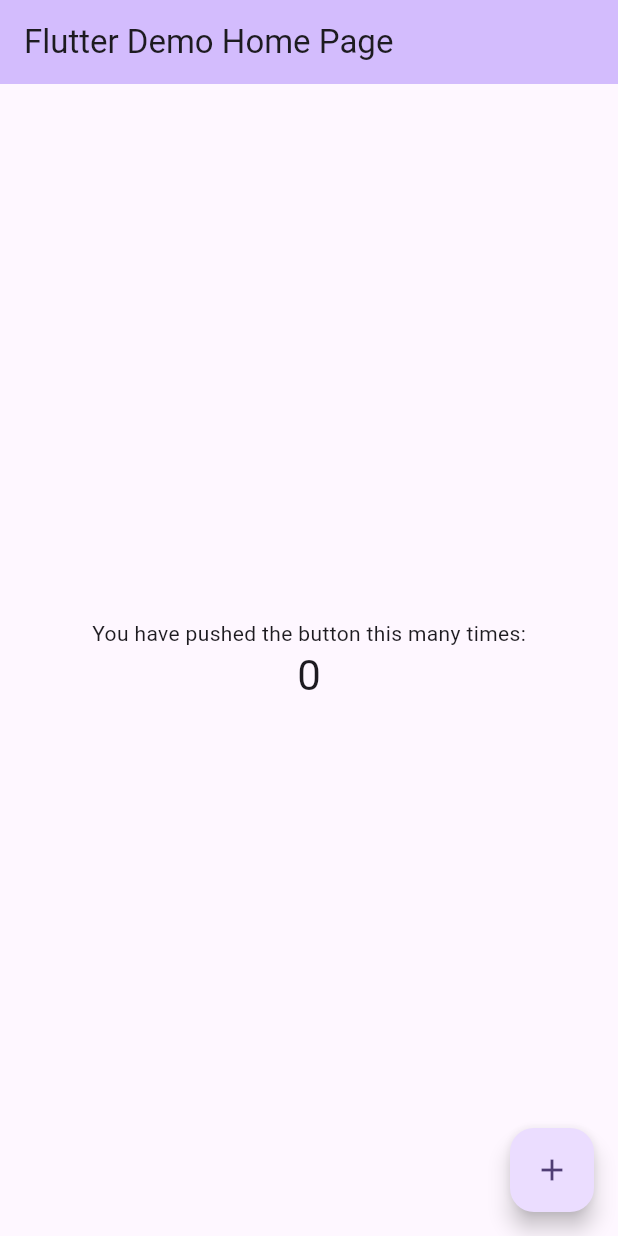
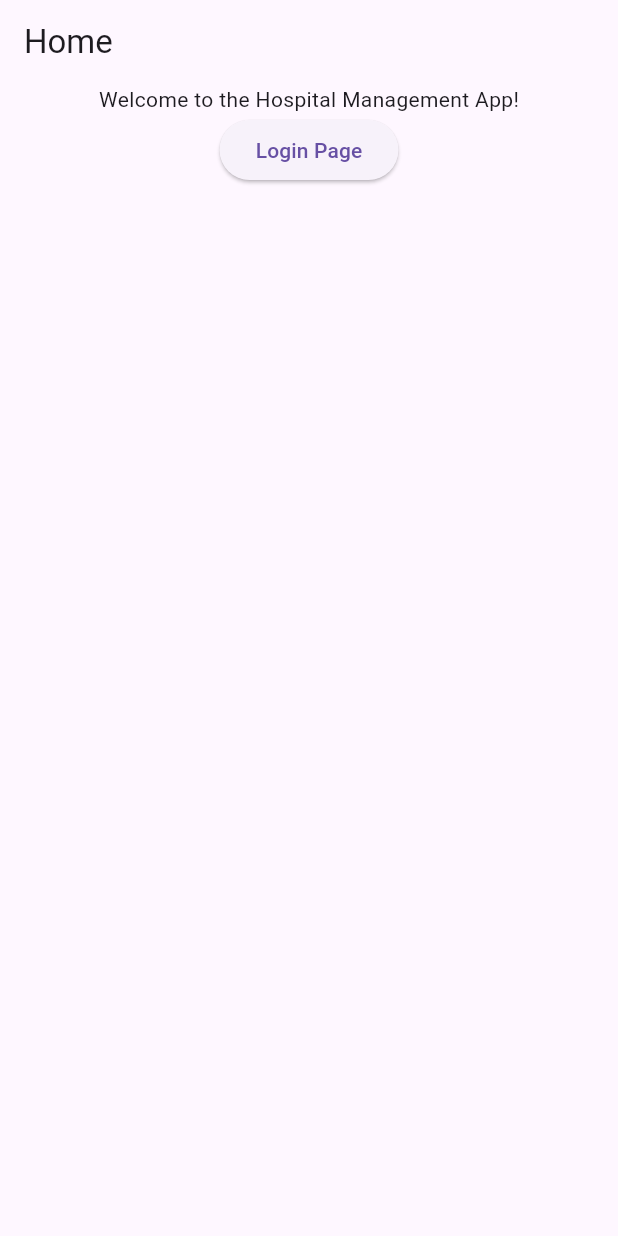
Before and after one commit to rggit-cyber/myDoctorApp, a Flutter app: the screen it shows after launch, on a phone screen of 412 x 824 dp. Run offline on Flutter 3.47's test engine with Material 3 defaults, Android fonts, the phone set to English and light mode, and no system bars; our stand-ins replace firebase_auth, firebase_core, fluttertoast; accounts and stored records are empty.

Commit message:
dev commit

```diff
--- a/lib/main.dart
+++ b/lib/main.dart
@@ -1,125 +1,24 @@
+import 'package:doctor_app/login_page.dart';
 import 'package:flutter/material.dart';
+import 'package:firebase_core/firebase_core.dart';
+import 'firebase_options.dart';
 
-void main() {
-  runApp(const MyApp());
+void main() async {
+  WidgetsFlutterBinding.ensureInitialized();
+  await Firebase.initializeApp(
+    options: DefaultFirebaseOptions.currentPlatform,
+  );
+  runApp(MyApp());
 }
 
 class MyApp extends StatelessWidget {
   const MyApp({super.key});
 
-  // This widget is the root of your application.
   @override
   Widget build(BuildContext context) {
     return MaterialApp(
-      title: 'Flutter Demo',
-      theme: ThemeData(
-        // This is the theme of your application.
-        //
-        // TRY THIS: Try running your application with "flutter run". You'll see
-        // the application has a purple toolbar. Then, without quitting the app,
-        // try changing the seedColor in the colorScheme below to Colors.green
-        // and then invoke "hot reload" (save your changes or press the "hot
-        // reload" button in a Flutter-supported IDE, or press "r" if you used
-        // the command line to start the app).
-        //
-        // Notice that the counter didn't reset back to zero; the application
-        // state is not lost during the reload. To reset the state, use hot
-        // restart instead.
-        //
-        // This works for code too, not just values: Most code changes can be
-        // tested with just a hot reload.
-        colorScheme: ColorScheme.fromSeed(seedColor: Colors.deepPurple),
-        useMaterial3: true,
-      ),
-      home: const MyHomePage(title: 'Flutter Demo Home Page'),
+      title: 'Hospital Management App',
+      home: HomePage(),
     );
   }
 }
-
-class MyHomePage extends StatefulWidget {
-  const MyHomePage({super.key, required this.title});
-
-  // This widget is the home page of your application. It is stateful, meaning
-  // that it has a State object (defined below) that contains fields that affect
-  // how it looks.
-
-  // This class is the configuration for the state. It holds the values (in this
-  // case the title) provided by the parent (in this case the App widget) and
-  // used by the build method of the State. Fields in a Widget subclass are
-  // always marked "final".
-
-  final String title;
-
-  @override
-  State<MyHomePage> createState() => _MyHomePageState();
-}
-
-class _MyHomePageState extends State<MyHomePage> {
-  int _counter = 0;
-
-  void _incrementCounter() {
-    setState(() {
-      // This call to setState tells the Flutter framework that something has
-      // changed in this State, which causes it to rerun the build method below
-      // so that the display can reflect the updated values. If we changed
-      // _counter without calling setState(), then the build method would not be
-      // called again, and so nothing would appear to happen.
-      _counter++;
-    });
-  }
-
-  @override
-  Widget build(BuildContext context) {
-    // This method is rerun every time setState is called, for instance as done
-    // by the _incrementCounter method above.
-    //
-    // The Flutter framework has been optimized to make rerunning build methods
-    // fast, so that you can just rebuild anything that needs updating rather
-    // than having to individually change instances of widgets.
-    return Scaffold(
-      appBar: AppBar(
-        // TRY THIS: Try changing the color here to a specific color (to
-        // Colors.amber, perhaps?) and trigger a hot reload to see the AppBar
-        // change color while the other colors stay the same.
-        backgroundColor: Theme.of(context).colorScheme.inversePrimary,
-        // Here we take the value from the MyHomePage object that was created by
-        // the App.build method, and use it to set our appbar title.
-        title: Text(widget.title),
-      ),
-      body: Center(
-        // Center is a layout widget. It takes a single child and positions it
-        // in the middle of the parent.
-        child: Column(
-          // Column is also a layout widget. It takes a list of children and
-          // arranges them vertically. By default, it sizes itself to fit its
-          // children horizontally, and tries to be as tall as its parent.
-          //
-          // Column has various properties to control how it sizes itself and
-          // how it positions its children. Here we use mainAxisAlignment to
-          // center the children vertically; the main axis here is the vertical
-          // axis because Columns are vertical (the cross axis would be
-          // horizontal).
-          //
-          // TRY THIS: Invoke "debug painting" (choose the "Toggle Debug Paint"
-          // action in the IDE, or press "p" in the console), to see the
-          // wireframe for each widget.
-          mainAxisAlignment: MainAxisAlignment.center,
-          children: <Widget>[
-            const Text(
-              'You have pushed the button this many times:',
-            ),
-            Text(
-              '$_counter',
-              style: Theme.of(context).textTheme.headlineMedium,
-            ),
-          ],
-        ),
-      ),
-      floatingActionButton: FloatingActionButton(
-        onPressed: _incrementCounter,
-        tooltip: 'Increment',
-        child: const Icon(Icons.add),
-      ), // This trailing comma makes auto-formatting nicer for build methods.
-    );
-  }
-}
```
Also changed, not shown: lib/login_page.dart (added, +112 -0 lines), pubspec.yaml (+5 -3 lines), firebase.json (added), lib/firebase_options.dart (added), pubspec.lock, 7 other files.
